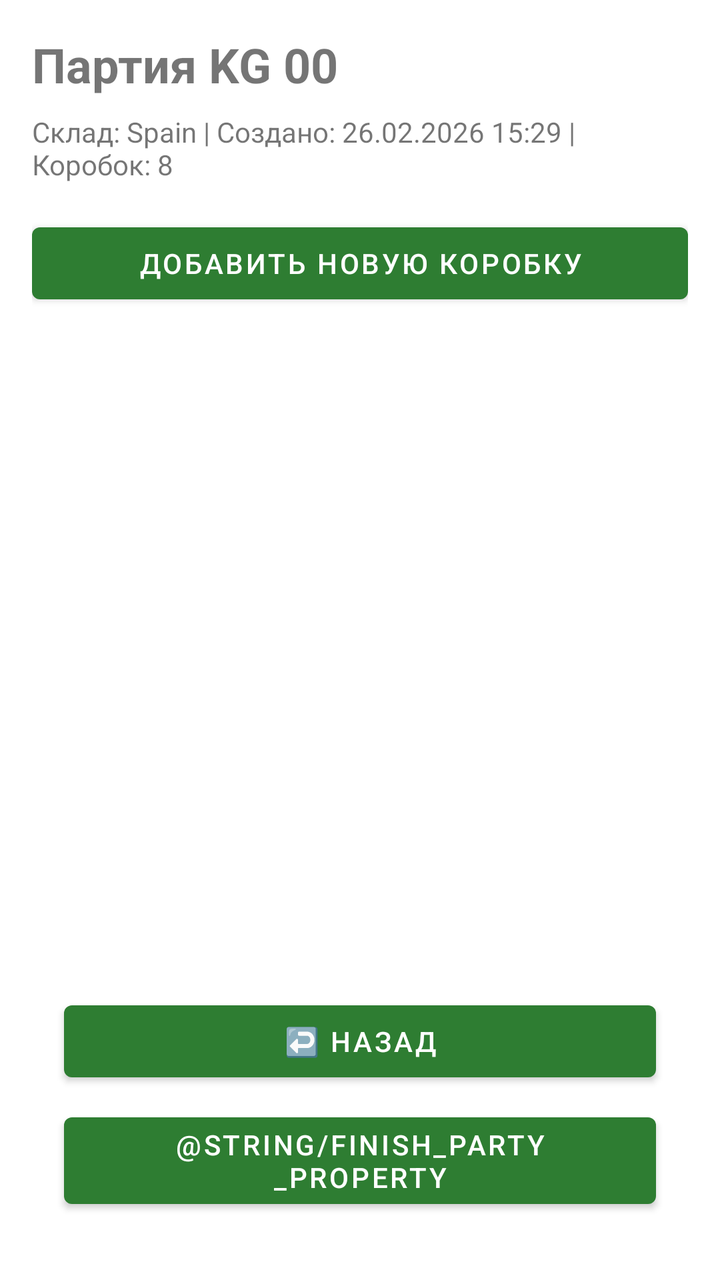
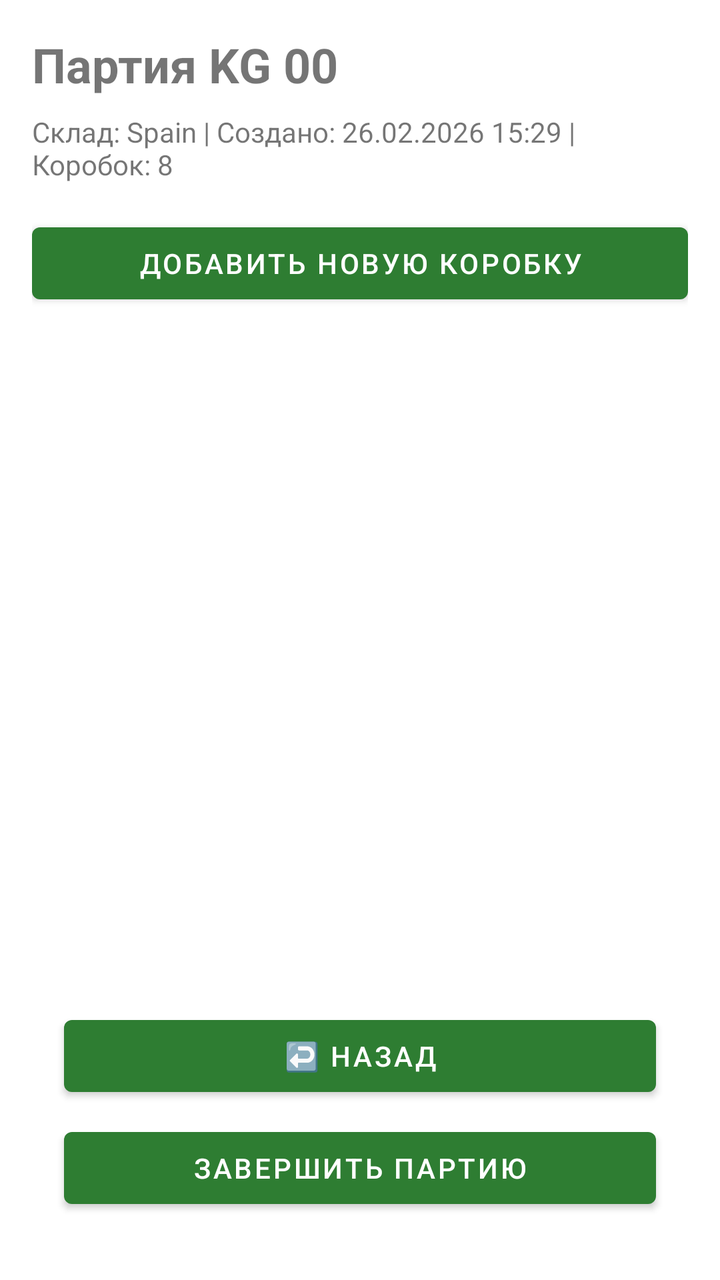

Screens rendered from an Android XML layout before and after an edit, with the pre-edit source and the edit as a unified diff.
<!-- AndroidManifest.xml: application theme AppTheme -->
<!-- res/layout/fragment_party_detail.xml -->
<androidx.constraintlayout.widget.ConstraintLayout
    xmlns:android="http://schemas.android.com/apk/res/android"
    xmlns:app="http://schemas.android.com/apk/res-auto"
    android:layout_width="match_parent"
    android:layout_height="match_parent"
    android:padding="16dp">
    <TextView
        android:id="@+id/tvTitle"
        android:layout_width="wrap_content"
        android:layout_height="wrap_content"
        android:text="Партия KG 00"
        android:textSize="24sp"
        android:textStyle="bold"
        app:layout_constraintTop_toTopOf="parent"
        app:layout_constraintStart_toStartOf="parent" />
    <TextView
        android:id="@+id/tvInfo"
        android:layout_width="wrap_content"
        android:layout_height="wrap_content"
        android:text="Склад: Spain | Создано: 26.02.2026 15:29 | Коробок: 8"
        android:layout_marginTop="8dp"
        app:layout_constraintTop_toBottomOf="@id/tvTitle"
        app:layout_constraintStart_toStartOf="parent" />
    <Button
        android:id="@+id/btnAddBox"
        android:layout_width="0dp"
        android:layout_height="wrap_content"
        android:text="@string/add_new_box"
        app:layout_constraintTop_toBottomOf="@id/tvInfo"
        app:layout_constraintStart_toStartOf="parent"
        app:layout_constraintEnd_toEndOf="parent"
        android:layout_marginTop="16dp" />
    <androidx.recyclerview.widget.RecyclerView
        android:id="@+id/rvBoxes"
        android:layout_width="0dp"
        android:layout_height="0dp"
        app:layout_constraintTop_toBottomOf="@id/btnAddBox"
        app:layout_constraintBottom_toTopOf="@id/btnFinishParty"
        app:layout_constraintStart_toStartOf="parent"
        app:layout_constraintEnd_toEndOf="parent"
        android:layout_marginTop="16dp" />

    <Button
        android:id="@+id/btnFinishParty"
        android:layout_width="0dp"
        android:layout_height="wrap_content"
        android:text="@string/finish_party_property"
        android:layout_marginBottom="16dp"
        android:layout_marginHorizontal="16dp"
        app:layout_constraintBottom_toBottomOf="parent"
        app:layout_constraintStart_toStartOf="parent"
        app:layout_constraintEnd_toEndOf="parent" />
    
    <Button
        android:id="@+id/btnBack"
        android:layout_width="0dp"
        android:layout_height="wrap_content"
        android:text="@string/back"
        android:layout_marginBottom="8dp"
        android:layout_marginHorizontal="16dp"
        app:layout_constraintBottom_toTopOf="@id/btnFinishParty"
        app:layout_constraintStart_toStartOf="parent"
        app:layout_constraintEnd_toEndOf="parent" />
    <WebView
        android:id="@+id/webViewPrint"
        android:layout_width="0dp"
        android:layout_height="0dp"
        android:visibility="gone"
        app:layout_constraintTop_toTopOf="parent"
        app:layout_constraintBottom_toBottomOf="parent"
        app:layout_constraintStart_toStartOf="parent"
        app:layout_constraintEnd_toEndOf="parent" />
    <ProgressBar
        android:id="@+id/progressBar"
        android:layout_width="wrap_content"
        android:layout_height="wrap_content"
        android:visibility="gone"
        app:layout_constraintTop_toTopOf="parent"
        app:layout_constraintBottom_toBottomOf="parent"
        app:layout_constraintStart_toStartOf="parent"
        app:layout_constraintEnd_toEndOf="parent" />
</androidx.constraintlayout.widget.ConstraintLayout>
<!-- resources referenced by this layout -->
<resources>
  <string name="add_new_box">Добавить новую коробку</string>
  <string name="back">↩️ Hазад</string>
  <style name="AppTheme" parent="Theme.MaterialComponents.Light.NoActionBar">
          
          <item name="colorPrimary">#2E7D32</item>  
          <item name="colorPrimaryVariant">#1B5E20</item>
          <item name="colorOnPrimary">#FFFFFF</item>
          <item name="colorSecondary">#2E7D32</item>
          <item name="colorSecondaryVariant">#1B5E20</item>
          <item name="colorOnSecondary">#000000</item>
      </style>
</resources>

<!-- the commit's change to res/layout/fragment_party_detail.xml (unified diff, before → after) -->
@@ -44,7 +44,7 @@
         android:id="@+id/btnFinishParty"
         android:layout_width="0dp"
         android:layout_height="wrap_content"
-        android:text="@string/finish_party_property"
+        android:text="@string/finish_part_property"
         android:layout_marginBottom="16dp"
         android:layout_marginHorizontal="16dp"
         app:layout_constraintBottom_toBottomOf="parent"
<!-- resource entries referenced after the edit -->
@@ -2,6 +2,7 @@
 <resources>
   <string name="add_new_box">Добавить новую коробку</string>
   <string name="back">↩️ Hазад</string>
+  <string name="finish_part_property">Завершить партию</string>
   <style name="AppTheme" parent="Theme.MaterialComponents.Light.NoActionBar">
           
           <item name="colorPrimary">#2E7D32</item>  
